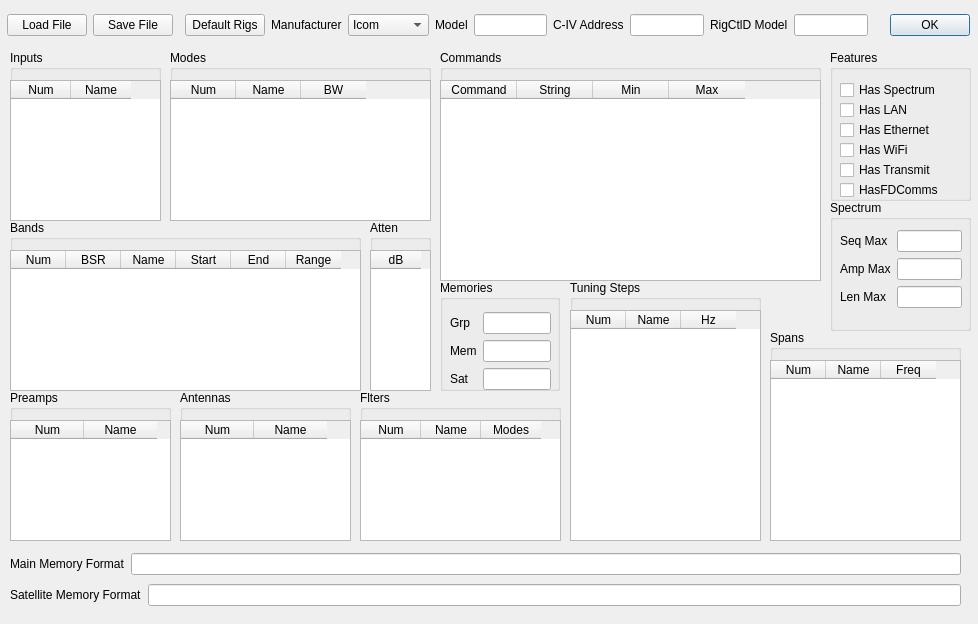
First picture: the form in rigcreator.ui, repository adecarolis/wfweb, before the edit.
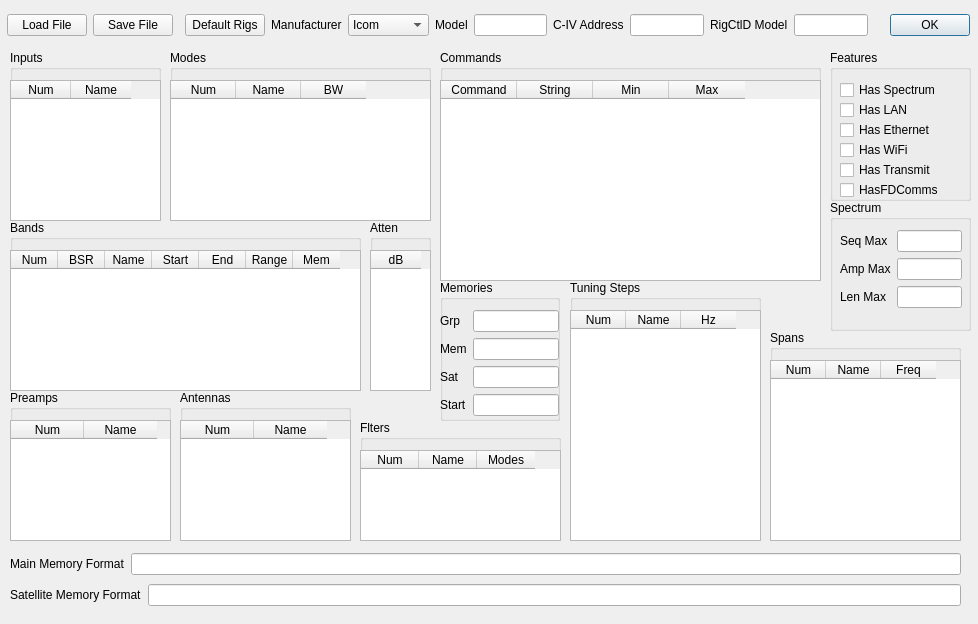
Second picture: the form after the edit. Custom widgets are drawn as their Qt base class.

```diff
--- a/rigcreator.ui
+++ b/rigcreator.ui
@@ -463,7 +463,7 @@
      <number>0</number>
     </attribute>
     <attribute name="horizontalHeaderDefaultSectionSize">
-     <number>55</number>
+     <number>47</number>
     </attribute>
     <attribute name="verticalHeaderVisible">
      <bool>false</bool>
@@ -504,6 +504,11 @@
       <string>Range</string>
      </property>
     </column>
+    <column>
+     <property name="text">
+      <string>Mem</string>
+     </property>
+    </column>
    </widget>
   </widget>
   <widget class="QGroupBox" name="groupBox_6">
@@ -891,9 +896,9 @@
    <property name="geometry">
     <rect>
      <x>360</x>
-     <y>390</y>
+     <y>420</y>
      <width>201</width>
-     <height>151</height>
+     <height>121</height>
     </rect>
    </property>
    <property name="title">
@@ -905,7 +910,7 @@
       <x>0</x>
       <y>30</y>
       <width>201</width>
-      <height>121</height>
+      <height>91</height>
      </rect>
     </property>
     <property name="sizePolicy">
@@ -930,7 +935,7 @@
      <number>20</number>
     </attribute>
     <attribute name="horizontalHeaderDefaultSectionSize">
-     <number>60</number>
+     <number>58</number>
     </attribute>
     <attribute name="verticalHeaderVisible">
      <bool>false</bool>
@@ -1032,7 +1037,7 @@
      <x>440</x>
      <y>280</y>
      <width>120</width>
-     <height>111</height>
+     <height>141</height>
     </rect>
    </property>
    <property name="title">
@@ -1041,10 +1046,10 @@
    <widget class="QWidget" name="formLayoutWidget_2">
     <property name="geometry">
      <rect>
-      <x>10</x>
-      <y>32</y>
-      <width>101</width>
-      <height>80</height>
+      <x>0</x>
+      <y>30</y>
+      <width>119</width>
+      <height>111</height>
      </rect>
     </property>
     <layout class="QFormLayout" name="formLayout">
@@ -1077,7 +1082,11 @@
       </widget>
      </item>
      <item row="2" column="1">
-      <widget class="QLineEdit" name="satMemories"/>
+      <widget class="QLineEdit" name="satMemories">
+       <property name="inputMask">
+        <string>999</string>
+       </property>
+      </widget>
      </item>
      <item row="2" column="0">
       <widget class="QLabel" name="label_12">
@@ -1086,6 +1095,20 @@
        </property>
       </widget>
      </item>
+     <item row="3" column="0">
+      <widget class="QLabel" name="label_13">
+       <property name="text">
+        <string>Start</string>
+       </property>
+      </widget>
+     </item>
+     <item row="3" column="1">
+      <widget class="QLineEdit" name="memStart">
+       <property name="inputMask">
+        <string>999</string>
+       </property>
+      </widget>
+     </item>
     </layout>
    </widget>
   </widget>
```
